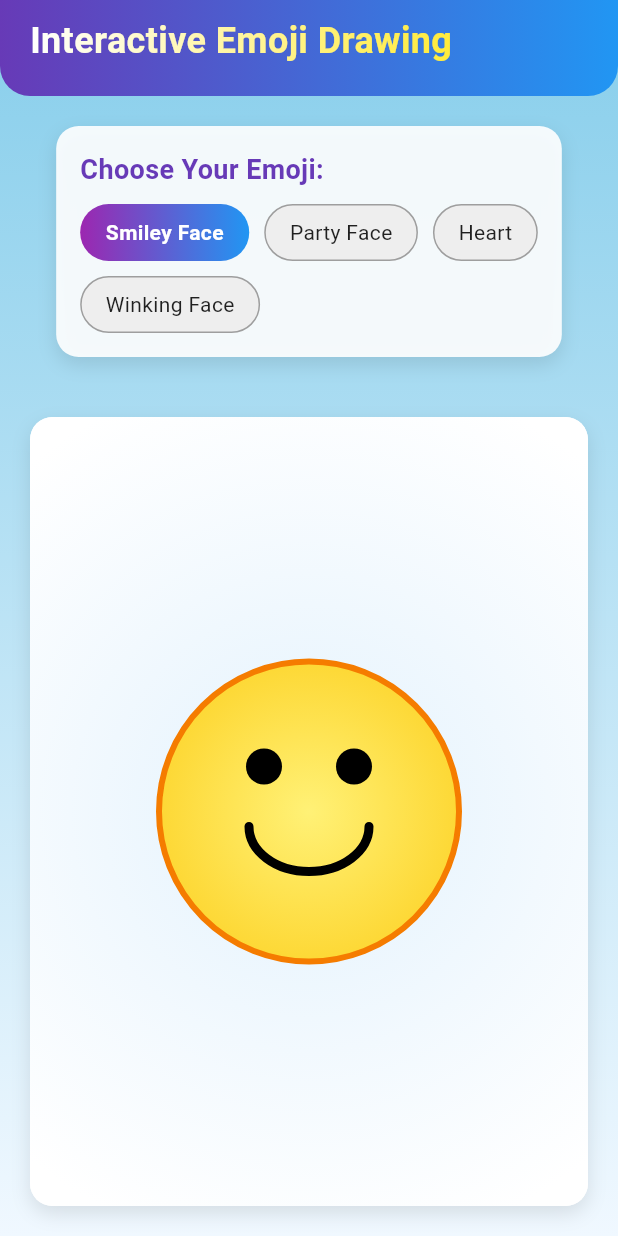
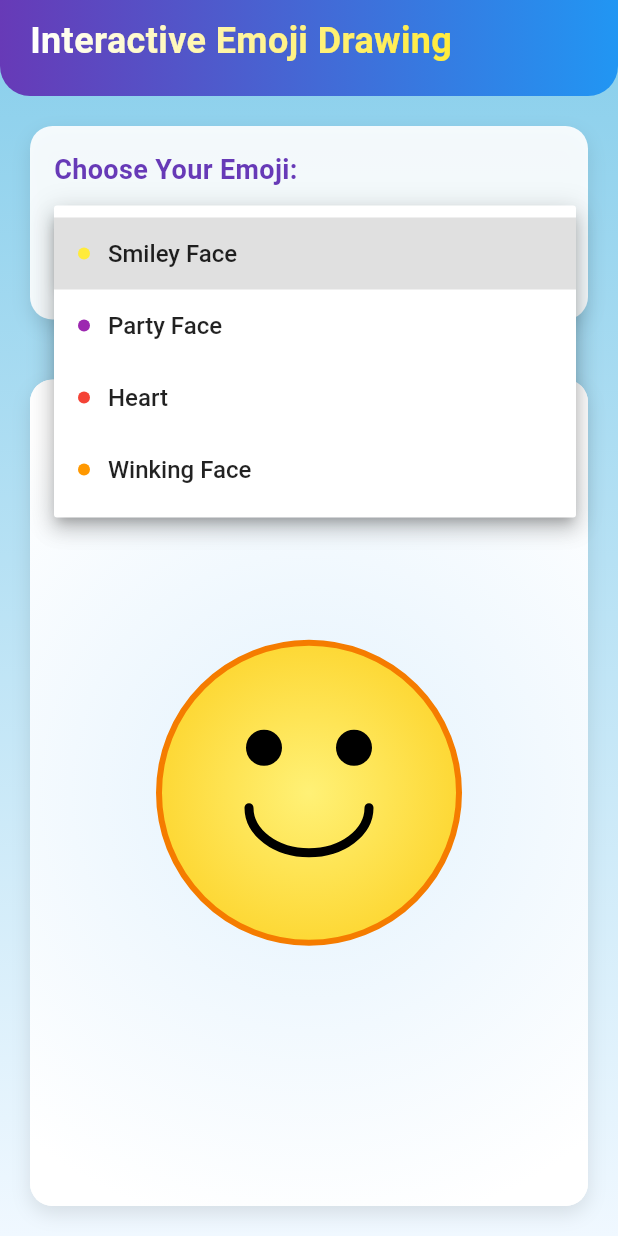
Before and after one commit to Krishnam2525/smiley, a Flutter app: the screen it shows after launch, after a tap on "Smiley Face", on a phone screen of 412 x 824 dp. Run offline on Flutter 3.47's test engine with Material 3 defaults, Android fonts, the phone set to English and light mode, and no system bars.

Commit message:
0.5 of smiley

```diff
--- a/lib/main.dart
+++ b/lib/main.dart
@@ -37,6 +37,21 @@ class _EmojiDrawingScreenState extends State<EmojiDrawingScreen> {
     'Heart',
     'Winking Face',
   ];
+
+  Color _getEmojiColor(String emoji) {
+    switch (emoji) {
+      case 'Smiley Face':
+        return Colors.yellow;
+      case 'Party Face':
+        return Colors.purple;
+      case 'Heart':
+        return Colors.red;
+      case 'Winking Face':
+        return Colors.orange;
+      default:
+        return Colors.blue;
+    }
+  }
 
   @override
   Widget build(BuildContext context) {
@@ -98,11 +113,11 @@ class _EmojiDrawingScreenState extends State<EmojiDrawingScreen> {
               margin: const EdgeInsets.all(20),
               padding: const EdgeInsets.all(16),
               decoration: BoxDecoration(
-                color: Colors.white.withOpacity(0.9),
+                color: Colors.white.withValues(alpha: 0.9),
                 borderRadius: BorderRadius.circular(15),
                 boxShadow: [
                   BoxShadow(
-                    color: Colors.black.withOpacity(0.1),
+                    color: Colors.black.withValues(alpha: 0.1),
                     blurRadius: 10,
                     offset: const Offset(0, 5),
                   ),
@@ -119,48 +134,75 @@ class _EmojiDrawingScreenState extends State<EmojiDrawingScreen> {
                       color: Colors.deepPurple,
                     ),
                   ),
-                  const SizedBox(height: 10),
-                  Wrap(
-                    spacing: 10,
-                    runSpacing: 10,
-                    children: emojiOptions.map((emoji) {
-                      final isSelected = selectedEmoji == emoji;
-                      return GestureDetector(
-                        onTap: () {
-                          setState(() {
-                            selectedEmoji = emoji;
-                          });
-                        },
+                  const SizedBox(height: 15),
+                  Container(
+                    width: double.infinity,
+                    padding:
+                        const EdgeInsets.symmetric(horizontal: 16, vertical: 4),
+                    decoration: BoxDecoration(
+                      gradient: const LinearGradient(
+                        colors: [Colors.purple, Colors.blue],
+                        begin: Alignment.centerLeft,
+                        end: Alignment.centerRight,
+                      ),
+                      borderRadius: BorderRadius.circular(12),
+                      boxShadow: [
+                        BoxShadow(
+                          color: Colors.black.withValues(alpha: 0.1),
+                          blurRadius: 5,
+                          offset: const Offset(0, 2),
+                        ),
+                      ],
+                    ),
+                    child: DropdownButtonHideUnderline(
+                      child: DropdownButton<String>(
+                        value: selectedEmoji,
+                        dropdownColor: Colors.white,
+                        style: const TextStyle(
+                          color: Colors.white,
+                          fontSize: 16,
+                          fontWeight: FontWeight.w500,
+                        ),
+                        icon: const Icon(
+                          Icons.arrow_drop_down,
+                          color: Colors.white,
+                          size: 28,
+                        ),
+                        items: emojiOptions.map((String emoji) {
+                          return DropdownMenuItem<String>(
+                            value: emoji,
                             child: Container(
-                          padding: const EdgeInsets.symmetric(
-                            horizontal: 16,
-                            vertical: 8,
-                          ),
+                              padding: const EdgeInsets.symmetric(vertical: 8),
+                              child: Row(
+                                children: [
+                                  Container(
+                                    width: 8,
+                                    height: 8,
                                     decoration: BoxDecoration(
-                            gradient: isSelected
-                                ? const LinearGradient(
-                                    colors: [Colors.purple, Colors.blue],
-                                  )
-                                : null,
-                            color: isSelected ? null : Colors.grey[200],
-                            borderRadius: BorderRadius.circular(20),
-                            border: Border.all(
-                              color:
-                                  isSelected ? Colors.transparent : Colors.grey,
+                                      color: _getEmojiColor(emoji),
+                                      shape: BoxShape.circle,
                                     ),
                                   ),
-                          child: Text(
+                                  const SizedBox(width: 12),
+                                  Text(
                                     emoji,
-                            style: TextStyle(
-                              color: isSelected ? Colors.white : Colors.black87,
-                              fontWeight: isSelected
-                                  ? FontWeight.bold
-                                  : FontWeight.normal,
+                                    style: const TextStyle(
+                                      color: Colors.black87,
+                                      fontSize: 16,
                                     ),
+                                  ),
+                                ],
                               ),
                             ),
                           );
                         }).toList(),
+                        onChanged: (String? newValue) {
+                          setState(() {
+                            selectedEmoji = newValue!;
+                          });
+                        },
+                      ),
+                    ),
                   ),
                 ],
               ),
@@ -175,7 +217,7 @@ class _EmojiDrawingScreenState extends State<EmojiDrawingScreen> {
                   borderRadius: BorderRadius.circular(15),
                   boxShadow: [
                     BoxShadow(
-                      color: Colors.black.withOpacity(0.1),
+                      color: Colors.black.withValues(alpha: 0.1),
                       blurRadius: 10,
                       offset: const Offset(0, 5),
                     ),
@@ -379,7 +421,7 @@ class EmojiPainter extends CustomPainter {
     );
 
     // Draw confetti
-    final confettiColors = [
+    const confettiColors = [
       Colors.red,
       Colors.blue,
       Colors.green,
@@ -500,7 +542,7 @@ class EmojiPainter extends CustomPainter {
     canvas.drawPath(
       shinePath,
       Paint()
-        ..color = Colors.white.withOpacity(0.6)
+        ..color = Colors.white.withValues(alpha: 0.6)
         ..style = PaintingStyle.fill,
     );
   }
```
Lines whose indentation alone changed are shown as unchanged.
